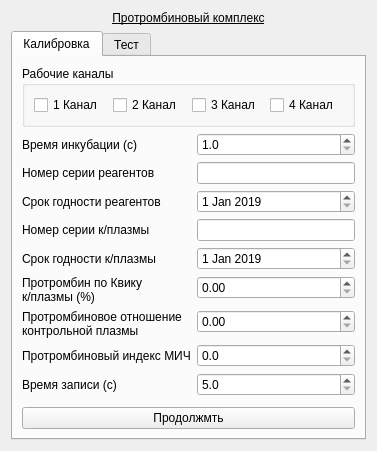
This is choisedialog/ko5.ui in krang4d/Agrekola as Qt 5 draws it before an edit. The edited form follows.
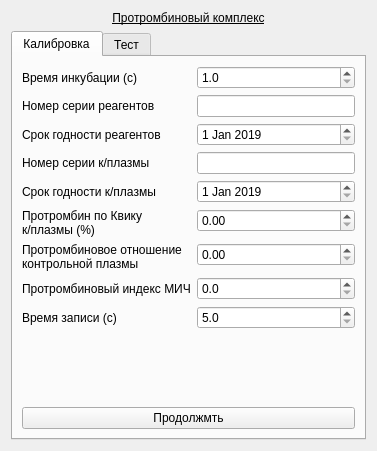
This is the edited form. The open tabs and pages were chosen to show the change.

Patch:
```diff
--- a/choisedialog/ko5.ui
+++ b/choisedialog/ko5.ui
@@ -34,43 +34,6 @@
        <string>Калибровка</string>
       </attribute>
       <layout class="QVBoxLayout" name="verticalLayout">
-       <item>
-        <widget class="QGroupBox" name="groupBox_calibChls">
-         <property name="title">
-          <string>Рабочие каналы</string>
-         </property>
-         <layout class="QHBoxLayout" name="horizontalLayout">
-          <item>
-           <widget class="QCheckBox" name="checkBox_calibCh1">
-            <property name="text">
-             <string>1 Канал</string>
-            </property>
-           </widget>
-          </item>
-          <item>
-           <widget class="QCheckBox" name="checkBox_calibCh2">
-            <property name="text">
-             <string>2 Канал</string>
-            </property>
-           </widget>
-          </item>
-          <item>
-           <widget class="QCheckBox" name="checkBox_calibCh3">
-            <property name="text">
-             <string>3 Канал</string>
-            </property>
-           </widget>
-          </item>
-          <item>
-           <widget class="QCheckBox" name="checkBox_calibCh4">
-            <property name="text">
-             <string>4 Канал</string>
-            </property>
-           </widget>
-          </item>
-         </layout>
-        </widget>
-       </item>
        <item>
         <layout class="QFormLayout" name="formLayout_calib">
          <item row="0" column="0">
```
Left out of the diff: 2 changed lines with no effect on the pictures.
